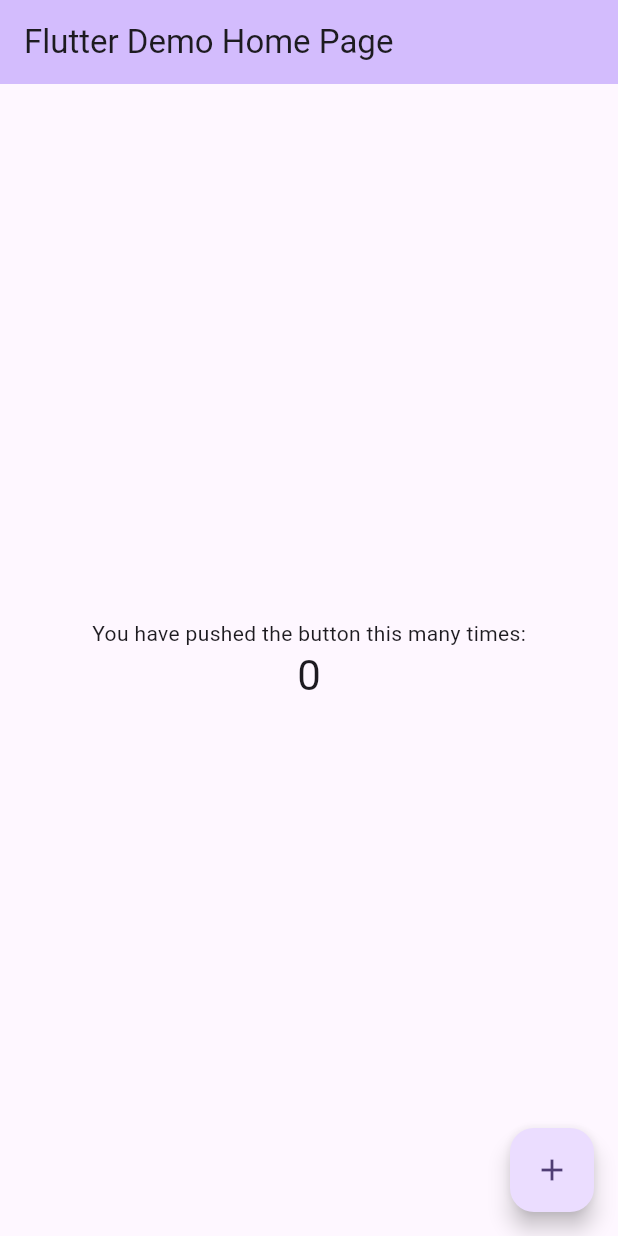
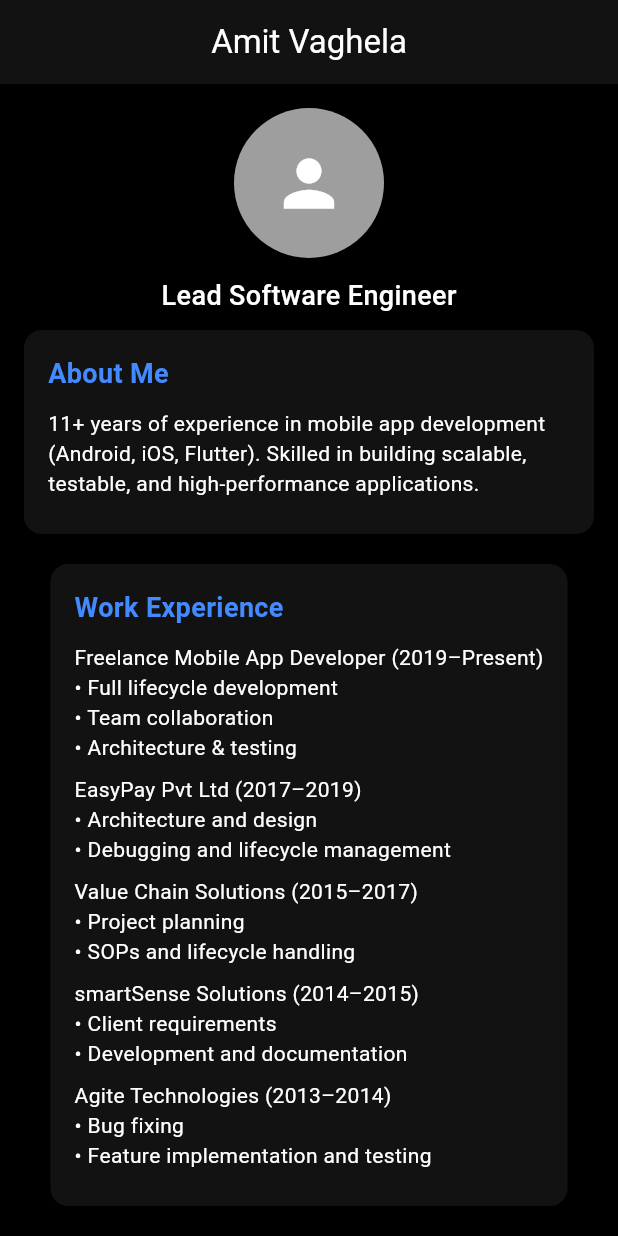
Before and after one commit to vaghelaamit/vaghelaamit.github.io, a Flutter app: the screen it shows after launch, on a phone screen of 412 x 824 dp. Run offline on Flutter 3.47's test engine with Material 3 defaults, Android fonts, the light colour scheme and no system bars.

Commit message:
initial commit

```diff
--- a/lib/main.dart
+++ b/lib/main.dart
@@ -1,125 +1,166 @@
 import 'package:flutter/material.dart';
+import 'package:url_launcher/url_launcher.dart';
 
 void main() {
-  runApp(const MyApp());
+  runApp(MyApp());
 }
 
 class MyApp extends StatelessWidget {
-  const MyApp({super.key});
-
-  // This widget is the root of your application.
   @override
   Widget build(BuildContext context) {
     return MaterialApp(
-      title: 'Flutter Demo',
+      title: 'Amit Vaghela Portfolio',
+      debugShowCheckedModeBanner: false,
       theme: ThemeData(
-        // This is the theme of your application.
-        //
-        // TRY THIS: Try running your application with "flutter run". You'll see
-        // the application has a purple toolbar. Then, without quitting the app,
-        // try changing the seedColor in the colorScheme below to Colors.green
-        // and then invoke "hot reload" (save your changes or press the "hot
-        // reload" button in a Flutter-supported IDE, or press "r" if you used
-        // the command line to start the app).
-        //
-        // Notice that the counter didn't reset back to zero; the application
-        // state is not lost during the reload. To reset the state, use hot
-        // restart instead.
-        //
-        // This works for code too, not just values: Most code changes can be
-        // tested with just a hot reload.
-        colorScheme: ColorScheme.fromSeed(seedColor: Colors.deepPurple),
-        useMaterial3: true,
+        brightness: Brightness.dark,
+        colorScheme: ColorScheme.dark(primary: Colors.blueAccent),
+        scaffoldBackgroundColor: Colors.black,
+        fontFamily: 'Roboto',
+        cardColor: Colors.grey[900],
       ),
-      home: const MyHomePage(title: 'Flutter Demo Home Page'),
+      home: PortfolioPage(),
     );
   }
 }
 
-class MyHomePage extends StatefulWidget {
-  const MyHomePage({super.key, required this.title});
+class PortfolioPage extends StatelessWidget {
+  final Uri _linkedin = Uri.parse('https://www.linkedin.com/in/amit-vaghela-01011991');
+  final Uri _stackoverflow = Uri.parse('https://stackoverflow.com/users/2826147/amit-vaghela');
+  final Uri _email = Uri.parse('mailto:vaghela.aamit@gmail.com');
 
-  // This widget is the home page of your application. It is stateful, meaning
-  // that it has a State object (defined below) that contains fields that affect
-  // how it looks.
+  Future<void> _launchUrl(Uri url) async {
+    if (await canLaunchUrl(url)) {
+      await launchUrl(url);
+    } else {
+      throw 'Could not launch $url';
+    }
+  }
 
-  // This class is the configuration for the state. It holds the values (in this
-  // case the title) provided by the parent (in this case the App widget) and
-  // used by the build method of the State. Fields in a Widget subclass are
-  // always marked "final".
+  Widget _sectionCard(String title, List<Widget> children) {
+    return Card(
+      margin: EdgeInsets.symmetric(vertical: 10),
+      child: Padding(
+        padding: const EdgeInsets.all(16.0),
+        child: Column(
+          crossAxisAlignment: CrossAxisAlignment.start,
+          children: [
+            Text(title,
+                style: TextStyle(fontSize: 18, fontWeight: FontWeight.bold, color: Colors.blueAccent)),
+            SizedBox(height: 10),
+            ...children,
+          ],
+        ),
+      ),
+    );
+  }
 
-  final String title;
+  Widget _infoText(String content) {
+    return Padding(
+      padding: const EdgeInsets.only(bottom: 8.0),
+      child: Text(content, style: TextStyle(fontSize: 14, height: 1.4)),
+    );
+  }
 
-  @override
-  State<MyHomePage> createState() => _MyHomePageState();
-}
-
-class _MyHomePageState extends State<MyHomePage> {
-  int _counter = 0;
-
-  void _incrementCounter() {
-    setState(() {
-      // This call to setState tells the Flutter framework that something has
-      // changed in this State, which causes it to rerun the build method below
-      // so that the display can reflect the updated values. If we changed
-      // _counter without calling setState(), then the build method would not be
-      // called again, and so nothing would appear to happen.
-      _counter++;
-    });
+  Widget _projectLink(String name, String url) {
+    return GestureDetector(
+      onTap: () => _launchUrl(Uri.parse(url)),
+      child: Padding(
+        padding: const EdgeInsets.only(bottom: 6.0),
+        child: Text(
+          name,
+          style: TextStyle(
+              color: Colors.blueAccent, decoration: TextDecoration.underline),
+        ),
+      ),
+    );
   }
 
   @override
   Widget build(BuildContext context) {
-    // This method is rerun every time setState is called, for instance as done
-    // by the _incrementCounter method above.
-    //
-    // The Flutter framework has been optimized to make rerunning build methods
-    // fast, so that you can just rebuild anything that needs updating rather
-    // than having to individually change instances of widgets.
     return Scaffold(
       appBar: AppBar(
-        // TRY THIS: Try changing the color here to a specific color (to
-        // Colors.amber, perhaps?) and trigger a hot reload to see the AppBar
-        // change color while the other colors stay the same.
-        backgroundColor: Theme.of(context).colorScheme.inversePrimary,
-        // Here we take the value from the MyHomePage object that was created by
-        // the App.build method, and use it to set our appbar title.
-        title: Text(widget.title),
+        title: Text('Amit Vaghela'),
+        centerTitle: true,
       ),
-      body: Center(
-        // Center is a layout widget. It takes a single child and positions it
-        // in the middle of the parent.
+      body: SingleChildScrollView(
+        padding: EdgeInsets.all(16.0),
         child: Column(
-          // Column is also a layout widget. It takes a list of children and
-          // arranges them vertically. By default, it sizes itself to fit its
-          // children horizontally, and tries to be as tall as its parent.
-          //
-          // Column has various properties to control how it sizes itself and
-          // how it positions its children. Here we use mainAxisAlignment to
-          // center the children vertically; the main axis here is the vertical
-          // axis because Columns are vertical (the cross axis would be
-          // horizontal).
-          //
-          // TRY THIS: Invoke "debug painting" (choose the "Toggle Debug Paint"
-          // action in the IDE, or press "p" in the console), to see the
-          // wireframe for each widget.
-          mainAxisAlignment: MainAxisAlignment.center,
-          children: <Widget>[
-            const Text(
-              'You have pushed the button this many times:',
+          children: [
+            Center(
+              child: Column(
+                children: [
+                  CircleAvatar(
+                    radius: 50,
+                    backgroundColor: Colors.grey,
+                    child: Icon(Icons.person, size: 50, color: Colors.white),
+                  ),
+                  SizedBox(height: 12),
+                  Text('Lead Software Engineer',
+                      style: TextStyle(fontSize: 18, fontWeight: FontWeight.w500)),
+                ],
+              ),
             ),
-            Text(
-              '$_counter',
-              style: Theme.of(context).textTheme.headlineMedium,
-            ),
+
+            _sectionCard('About Me', [
+              _infoText(
+                  '11+ years of experience in mobile app development (Android, iOS, Flutter). Skilled in building scalable, testable, and high-performance applications.'),
+            ]),
+
+            _sectionCard('Work Experience', [
+              _infoText(
+                  'Freelance Mobile App Developer (2019–Present)\n• Full lifecycle development\n• Team collaboration\n• Architecture & testing'),
+              _infoText(
+                  'EasyPay Pvt Ltd (2017–2019)\n• Architecture and design\n• Debugging and lifecycle management'),
+              _infoText(
+                  'Value Chain Solutions (2015–2017)\n• Project planning\n• SOPs and lifecycle handling'),
+              _infoText(
+                  'smartSense Solutions (2014–2015)\n• Client requirements\n• Development and documentation'),
+              _infoText(
+                  'Agite Technologies (2013–2014)\n• Bug fixing\n• Feature implementation and testing'),
+            ]),
+
+            _sectionCard('Skills', [
+              _infoText(
+                  'Flutter, Android, Kotlin, iOS, Core Java, Git, Firebase, Web Services, Agile Methodology'),
+            ]),
+
+            _sectionCard('Projects', [
+              _projectLink('MaxPlay',
+                  'https://play.google.com/store/apps/details?id=com.maxplay.design'),
+              _projectLink('Paisa Nikal',
+                  'https://play.google.com/store/apps/details?id=aepsapp.paisanikal.com.aepsandroid&hl=en_US'),
+              _infoText('Other Projects: Fast App, E-commerce App, MyStore TV, Remote App, Wow App'),
+            ]),
+
+            _sectionCard('Education', [
+              _infoText('B.Tech - Gujarat Technological University (2008–2012)'),
+            ]),
+
+            _sectionCard('Languages', [
+              _infoText('English (Professional), Hindi (Native)'),
+            ]),
+
+            _sectionCard('Contact', [
+              _infoText('Email: vaghela.aamit@gmail.com'),
+              _infoText('Phone: 9510039456'),
+              Wrap(
+                spacing: 10,
+                children: [
+                  OutlinedButton(
+                      onPressed: () => _launchUrl(_linkedin),
+                      child: Text('LinkedIn')),
+                  OutlinedButton(
+                      onPressed: () => _launchUrl(_stackoverflow),
+                      child: Text('StackOverflow')),
+                  OutlinedButton(
+                      onPressed: () => _launchUrl(_email),
+                      child: Text('Email Me')),
+                ],
+              )
+            ]),
           ],
         ),
       ),
-      floatingActionButton: FloatingActionButton(
-        onPressed: _incrementCounter,
-        tooltip: 'Increment',
-        child: const Icon(Icons.add),
-      ), // This trailing comma makes auto-formatting nicer for build methods.
     );
   }
 }
--- a/pubspec.yaml
+++ b/pubspec.yaml
@@ -35,6 +35,7 @@ dependencies:
   # The following adds the Cupertino Icons font to your application.
   # Use with the CupertinoIcons class for iOS style icons.
   cupertino_icons: ^1.0.8
+  url_launcher: ^6.3.1
 
 dev_dependencies:
   flutter_test:
```
Also changed, not shown: pubspec.lock.
